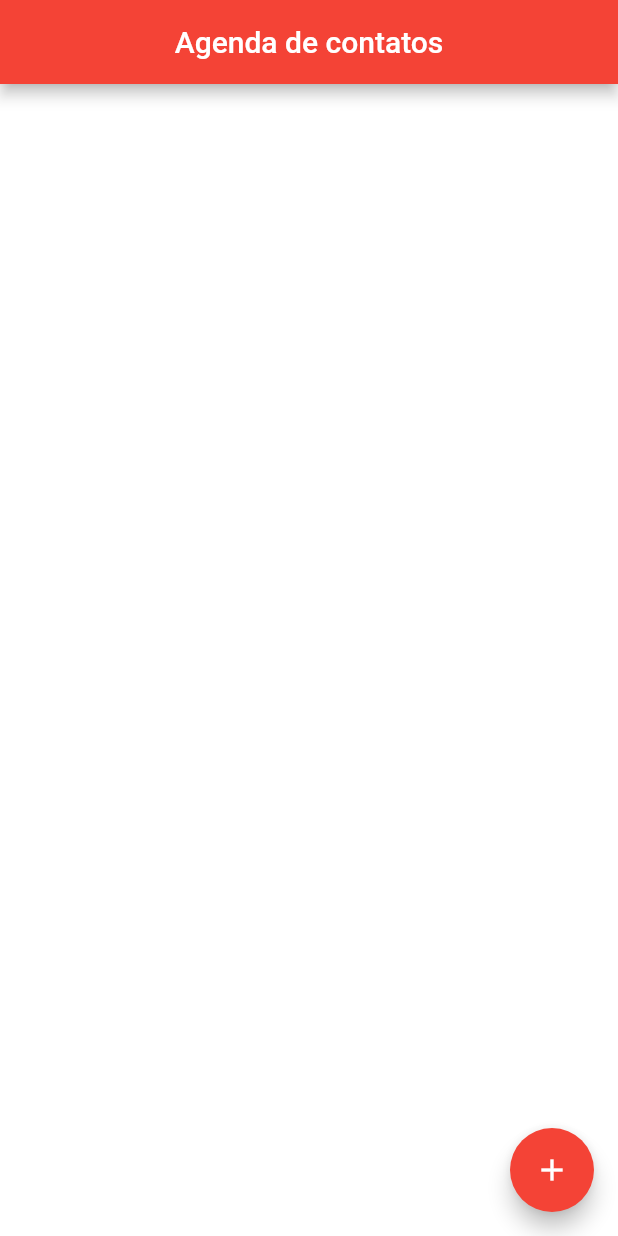
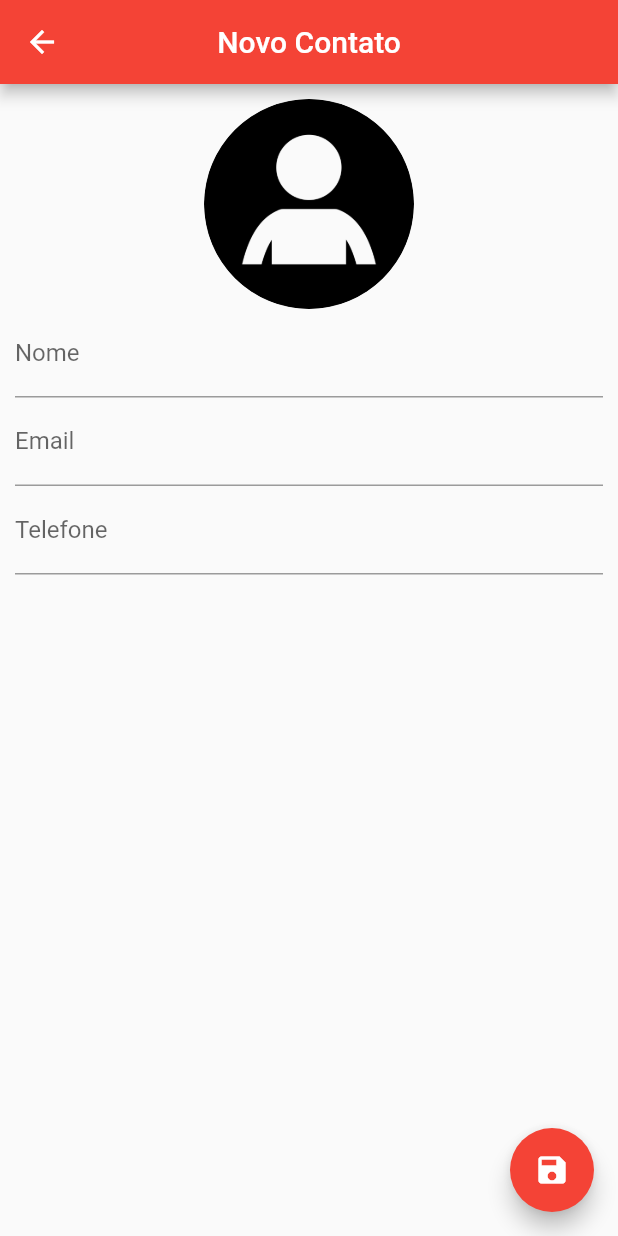
Before and after one commit to marcosradix/agenda_contatos, a Flutter app: the screen it shows after launch, after a tap on the "add" icon, on a phone screen of 412 x 824 dp. Run offline on Flutter 3.47's test engine with Material 2 defaults, Android fonts, the phone set to English and light mode, and no system bars; our stand-ins replace flutter_masked_text, sqflite; accounts and stored records are empty.

Commit message:
salvando e editando contatos

```diff
--- a/lib/helpers/IContactHelper.dart
+++ b/lib/helpers/IContactHelper.dart
@@ -7,4 +7,6 @@ abstract class IContactHelper {
   Future<int> updateContact(Contact contact);
   Future<List<Contact>> getAllContacts();
   Future<int> getNumber();
+  Future<List<Contact>> getContactByName(String name);
+
 }
--- a/lib/helpers/contactHelper.dart
+++ b/lib/helpers/contactHelper.dart
@@ -87,6 +87,19 @@ class ContactHelper implements IContactHelper {
     Database dbContact = await db;
     dbContact.close();
   }
+
+  @override
+  Future<List<Contact>> getContactByName(String name)async {
+    Database dbContact = await db;
+    List listMap = await dbContact.query(contactTable, where: "$nameColumn LIKE '%\$?%'", whereArgs: [name]);
+    List<Contact> listContacts = List();
+
+    for (Map contact in listMap) {
+      listContacts.add(Contact.fromMap(contact));
+    }
+    return listContacts;
+
+  }
 }
 
 class Contact {
--- /dev/null
+++ b/lib/ui/contactPage.dart
@@ -0,0 +1,106 @@
+import 'package:agenda_contatos/helpers/contactHelper.dart';
+import 'package:agenda_contatos/utils/imageUtil.dart';
+import 'package:flutter/material.dart';
+import 'package:flutter_masked_text/flutter_masked_text.dart';
+
+class ContactPage extends StatefulWidget {
+  final Contact contact;
+  const ContactPage({this.contact, Key key}) : super(key: key);
+
+  @override
+  _ContactPageState createState() => _ContactPageState();
+}
+
+class _ContactPageState extends State<ContactPage> {
+
+final _nameController = TextEditingController();
+final _emailController = TextEditingController();
+var _phoneController =  MaskedTextController(mask: '(00) 000.00.00-00');
+final _focusName = FocusNode();
+
+  bool _userEdited = false;
+  Contact _editedContact;
+  @override
+  void initState() {
+    super.initState();
+    if (widget.contact == null) {
+      _editedContact = Contact();
+    } else {
+      _editedContact = Contact.fromMap(widget.contact.toMap());
+      _nameController.text = _editedContact.nome;
+      _emailController.text = _editedContact.email;
+      _phoneController.text = _editedContact.phone;
+
+    }
+  }
+
+  @override
+  Widget build(BuildContext context) {
+    return Scaffold(
+      appBar: AppBar(
+        backgroundColor: Colors.red,
+        title: Text(_editedContact.nome ?? "Novo Contato"),
+        centerTitle: true,
+      ),
+      body: SingleChildScrollView(
+        padding: EdgeInsets.all(10.0),
+        child: Column(
+          children: <Widget>[
+            InkWell(
+              child: Container(
+                width: 140.0,
+                height: 140.0,
+                decoration: BoxDecoration(
+                  shape: BoxShape.circle,
+                  image: DecorationImage(
+                      image: ContactUtil.imageContact(_editedContact)),
+                ),
+              ),
+            ),
+            TextField(
+              focusNode: _focusName,
+              decoration: InputDecoration(labelText: "Nome"),
+              onChanged: (String value) {
+                _userEdited = true;
+                setState(() {
+                  _editedContact.nome = value;
+                });
+              },
+              controller: _nameController,
+            ),
+            TextField(
+              decoration: InputDecoration(labelText: "Email"),
+              onChanged: (String value) {
+                _userEdited = true;
+                _editedContact.email = value;
+              },
+              keyboardType: TextInputType.emailAddress,
+              controller: _emailController,
+            ),
+            TextField(
+              decoration: InputDecoration(labelText: "Telefone"),
+              onChanged: (String value) {
+                _userEdited = true;
+                _editedContact.phone = value;
+              },
+              keyboardType: TextInputType.phone,
+              controller: _phoneController,
+            ),
+          ],
+        ),
+      ),
+      floatingActionButton: FloatingActionButton(
+        onPressed: () {
+          if( (_editedContact.nome != null &&_editedContact.nome.isNotEmpty) && (_editedContact.phone != null && _editedContact.phone.isNotEmpty) ){
+            Navigator.pop(context, _editedContact);
+          }else {
+            FocusScope.of(context).requestFocus(_focusName);
+          }
+        },
+        child: Icon(Icons.save),
+        backgroundColor: Colors.red,
+        tooltip: "Salvar contato",
+      ),
+    );
+  }
+}
--- a/lib/ui/homePage.dart
+++ b/lib/ui/homePage.dart
@@ -1,6 +1,7 @@
-import 'dart:io';
 
 import 'package:agenda_contatos/helpers/contactHelper.dart';
+import 'package:agenda_contatos/ui/contactPage.dart';
+import 'package:agenda_contatos/utils/imageUtil.dart';
 import 'package:flutter/material.dart';
 
 class HomePage extends StatefulWidget {
@@ -11,27 +12,30 @@ class HomePage extends StatefulWidget {
 class _HomePageState extends State<HomePage> {
   ContactHelper helper = ContactHelper();
   List<Contact> contacts = List();
+  var _scaffoldKey = new GlobalKey<ScaffoldState>();
 
   @override
   void initState() {
     super.initState();
- /*    Contact c = Contact();
-    c.nome = "Marcos Ferreira severino";
-    c.email = "marcosradix@gmail.com";
-    c.phone = "999575446";
-    c.img = "imgTeste";
-    helper.saveContact(c); */
-    helper.getAllContacts().then((list) {
-      print(list);
-      setState(() {
-        this.contacts = list;
-      });
-    });
+ /*  Contact c = Contact();
+    c.nome = "João Marcos Feitosa";
+    c.email = "joao.feitosa@gmail.com";
+    c.phone = "987178890";
+    c.img = null;
+    helper.saveContact(c);  */
+/* helper.getContactById(2).then((c) {
+c.img = null;
+c.nome = "Gustavo Farias";
+helper.updateContact(c);
+}); */
+
+_loadContacts();
   }
 
   @override
   Widget build(BuildContext context) {
     return Scaffold(
+      key: _scaffoldKey,
       appBar: AppBar(
         title: Text("Agenda de contatos",
             style: new TextStyle(color: Colors.white)),
@@ -39,9 +43,10 @@ class _HomePageState extends State<HomePage> {
             centerTitle: true,
       ),
       backgroundColor: Colors.white,
-      floatingActionButton: FloatingActionButton(onPressed: (){},
+      floatingActionButton: FloatingActionButton(onPressed: () => _showContactPage(),
       child: Icon(Icons.add),
       backgroundColor: Colors.red,
+      tooltip: "Adicionar contato",
       ),
       body: ListView.builder(
         padding: EdgeInsets.all(10.0),
@@ -65,7 +70,7 @@ Widget _contactCard(BuildContext context, int index){
             decoration: BoxDecoration(
               shape: BoxShape.circle,
               image: DecorationImage(
-              image: _imageContact(index)
+              image: ContactUtil.imageContact(contacts[index])
               ),
             ),
           ),
@@ -87,12 +92,29 @@ Widget _contactCard(BuildContext context, int index){
         ),
       ),
     ),
+    onTap: ()=> _showContactPage(contact: contacts[index]),
   );
 }
 
-ImageProvider _imageContact(int index){
-return contacts[index].img != null ? FileImage(File(contacts[index].img)) : AssetImage("imagens/person.png");
-//return AssetImage("imagens/person.png");
+void _showContactPage({Contact contact}) async {
+  final recContact = await  Navigator.push(context, MaterialPageRoute(builder: (context) => ContactPage(contact: contact)));
+
+  if(recContact != null){
+    if(contact != null){
+      await helper.updateContact(recContact);
+    }else{
+      await helper.saveContact(recContact);
+    }
+       _loadContacts();
+  }
+}
+
+  void _loadContacts() {
+    helper.getAllContacts().then((list) {
+      setState(() {
+        this.contacts = list;
+      });
+    });
 }
 
 }
--- /dev/null
+++ b/lib/utils/imageUtil.dart
@@ -0,0 +1,13 @@
+import 'dart:io';
+
+import 'package:agenda_contatos/helpers/contactHelper.dart';
+import 'package:flutter/material.dart';
+
+class ContactUtil {
+
+ static ImageProvider imageContact(Contact contact) {
+    return contact.img != null
+        ? FileImage(File(contact.img))
+        : AssetImage("imagens/person.png");
+  }
+}
--- a/pubspec.yaml
+++ b/pubspec.yaml
@@ -22,6 +22,7 @@ dependencies:
   sqflite: ^1.1.5
   url_launcher: ^5.0.2
   image_picker: ^0.6.0+3
+  flutter_masked_text: ^0.8.0
 
   # The following adds the Cupertino Icons font to your application.
   # Use with the CupertinoIcons class for iOS style icons.
```
Also changed, not shown: pubspec.lock, 6 other files.
